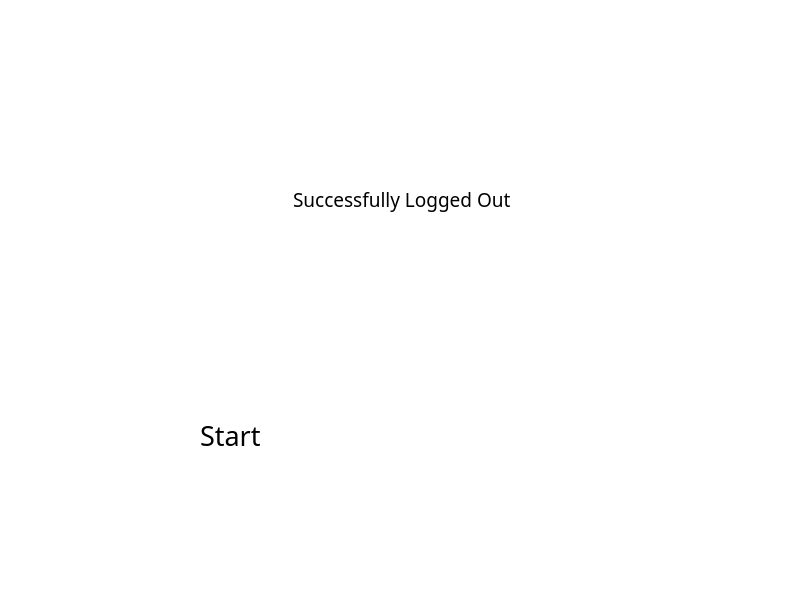
First picture: the form in successful.ui, repository hegdeshreya23/Pehchaan-TIFR, before the edit.
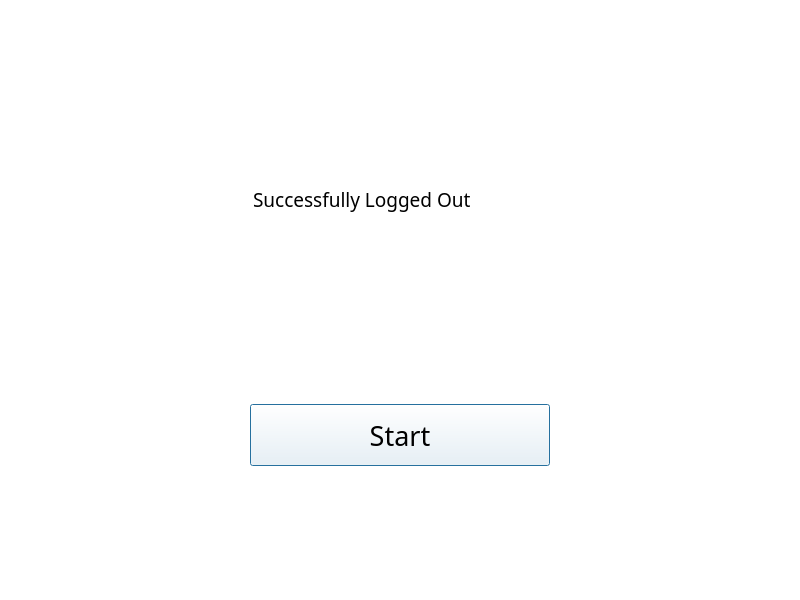
Second picture: the form after the edit. Icons and pictures are not drawn.

```diff
--- a/successful.ui
+++ b/successful.ui
@@ -36,7 +36,7 @@
       </property>
       <layout class="QHBoxLayout" name="horizontalLayout_2">
        <property name="leftMargin">
-        <number>40</number>
+        <number>20</number>
        </property>
        <item>
         <widget class="QLabel" name="label_2">
@@ -64,8 +64,8 @@
          </property>
          <property name="maximumSize">
           <size>
-           <width>400</width>
-           <height>100</height>
+           <width>450</width>
+           <height>200</height>
           </size>
          </property>
          <property name="font">
@@ -95,7 +95,7 @@
       </property>
       <layout class="QHBoxLayout" name="horizontalLayout_3">
        <item>
-        <widget class="QLabel" name="label1">
+        <widget class="QPushButton" name="label1">
          <property name="minimumSize">
           <size>
            <width>200</width>
@@ -104,8 +104,8 @@
          </property>
          <property name="maximumSize">
           <size>
-           <width>400</width>
-           <height>100</height>
+           <width>300</width>
+           <height>75</height>
           </size>
          </property>
          <property name="font">
@@ -117,9 +117,9 @@
          <property name="text">
           <string>Start</string>
          </property>
-         <property name="alignment">
+         <!-- <property name="alignment">
           <set>Qt::AlignLeading|Qt::AlignLeft|Qt::AlignVCenter</set>
-         </property>
+         </property> -->
         </widget>
        </item>
       </layout>
```
